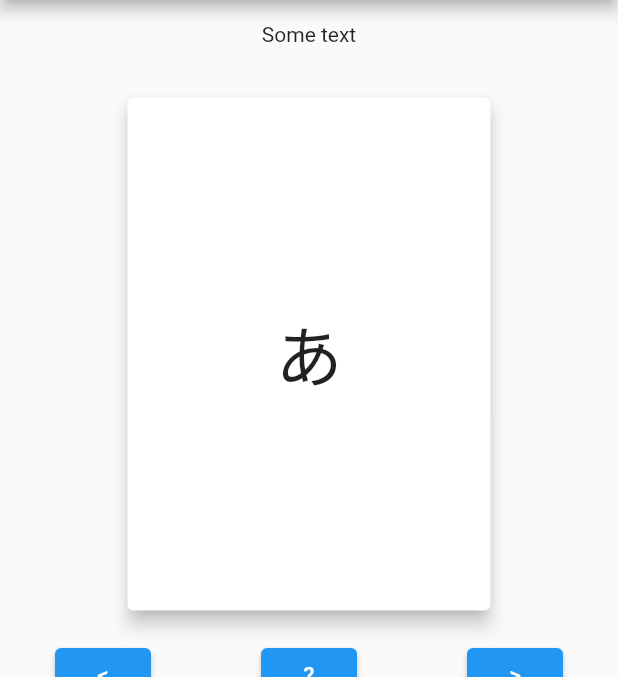
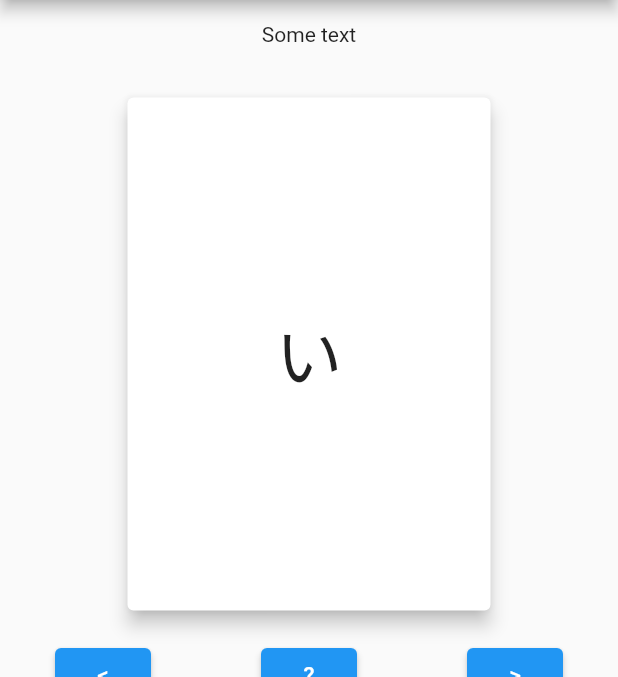
Before and after one commit to svlobao/flashcards_ON_HOLD, a Flutter app: the Kanas screen opened by its route, after a tap on an icon or button, on a phone screen of 412 x 824 dp, the part 84-761 px from its top. Run offline on Flutter 3.47's test engine with Material 2 defaults, Android fonts, the phone set to English and light mode, and no system bars.

```diff
--- a/lib/pages/flashcards.dart
+++ b/lib/pages/flashcards.dart
@@ -1,4 +1,6 @@
+import 'dart:core';
 import 'dart:math';
+
 import 'package:flashcards/widgets/flashcard_data.dart';
 import 'package:flutter/material.dart';
 
@@ -10,8 +12,6 @@ class Flashcards extends StatefulWidget {
 }
 
 class _FlashcardsState extends State<Flashcards> {
-  int currentIndex = 0;
-
   List<FlashcardData> hiraganaCards = [
     FlashcardData(frontLabel: 'あ', backLabel: 'A'),
     FlashcardData(frontLabel: 'い', backLabel: 'I'),
@@ -63,6 +63,12 @@ class _FlashcardsState extends State<Flashcards> {
 
   @override
   Widget build(BuildContext context) {
+    final Map data = ModalRoute.of(context)!.settings.arguments! as Map;
+    var currentIndex = data['index'] as int;
+
+    // ignore: avoid_print
+    print(data);
+
     return Scaffold(
       appBar: AppBar(title: const Text('Flashcards')),
       body: SafeArea(
--- a/lib/pages/kanas.dart
+++ b/lib/pages/kanas.dart
@@ -10,6 +10,8 @@ class Kanas extends StatefulWidget {
 class _KanasState extends State<Kanas> {
   @override
   Widget build(BuildContext context) {
+    int cardIndex = 1;
+
     return DefaultTabController(
       length: 2,
       child: Scaffold(
@@ -32,7 +34,9 @@ class _KanasState extends State<Kanas> {
                   InkWell(
                     onTap: () {
                       setState(() {
-                        Navigator.pushNamed(context, '/flashcards');
+                        cardIndex = 0;
+                        Navigator.pushNamed(context, '/flashcards',
+                            arguments: {'index': cardIndex});
                       });
                     },
                     child: const Card(
@@ -48,7 +52,9 @@ class _KanasState extends State<Kanas> {
                   InkWell(
                     onTap: () {
                       setState(() {
-                        Navigator.pushNamed(context, '/flashcards');
+                        cardIndex = 1;
+                        Navigator.pushNamed(context, '/flashcards',
+                            arguments: {'index': cardIndex});
                       });
                     },
                     child: const Card(
```
